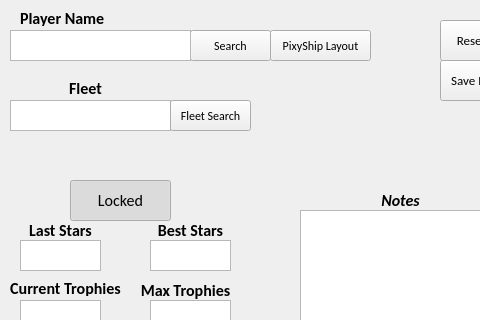
Old version of the form _internal/pss-ttt.ui in the repository arraken/pss-ttt; both pictures show x 0 to 480 and y 0 to 320 of the 633 by 645 pixel window.
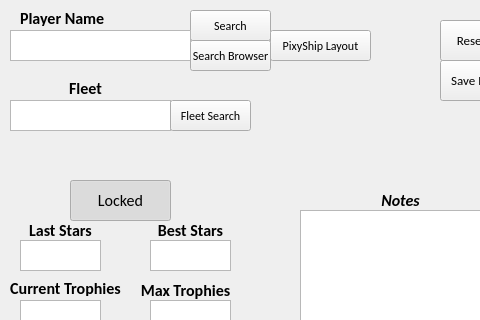
New version of the form.

The edit to the form file:
```diff
--- a/_internal/pss-ttt.ui
+++ b/_internal/pss-ttt.ui
@@ -245,7 +245,7 @@
     <property name="geometry">
      <rect>
       <x>190</x>
-      <y>30</y>
+      <y>10</y>
       <width>81</width>
       <height>31</height>
      </rect>
@@ -726,6 +726,19 @@
      <string>Star Target Track</string>
     </property>
    </widget>
+   <widget class="QPushButton" name="pushButton">
+    <property name="geometry">
+     <rect>
+      <x>190</x>
+      <y>40</y>
+      <width>81</width>
+      <height>31</height>
+     </rect>
+    </property>
+    <property name="text">
+     <string>Search Browser</string>
+    </property>
+   </widget>
   </widget>
   <widget class="QStatusBar" name="statusbar">
    <property name="sizeGripEnabled">
```
